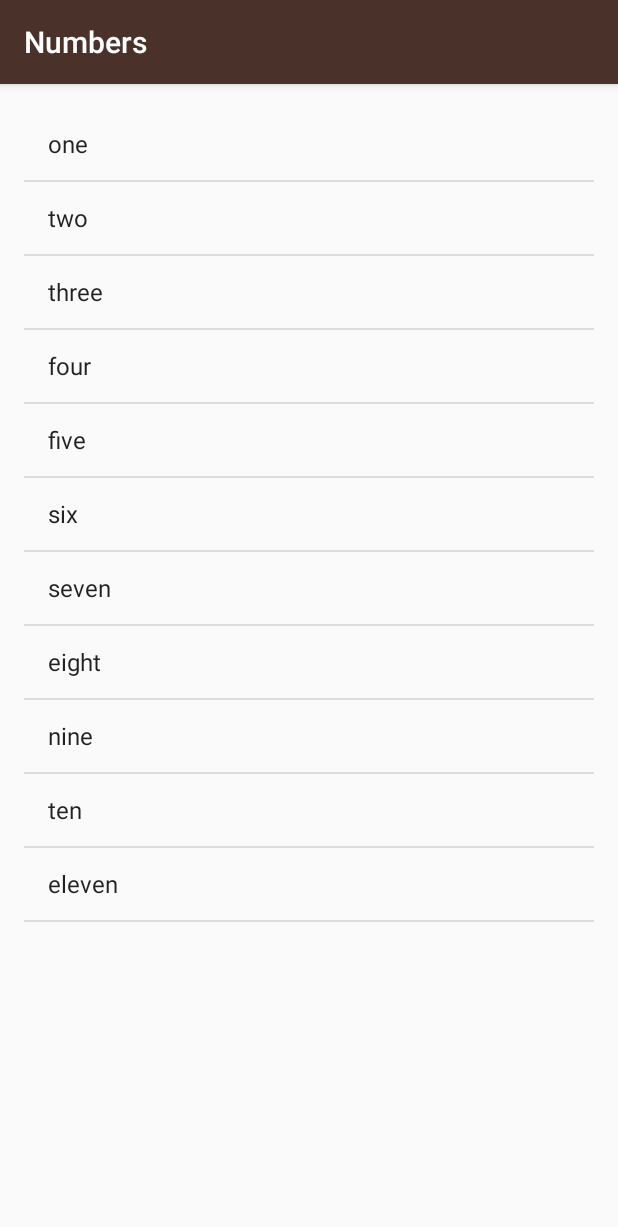
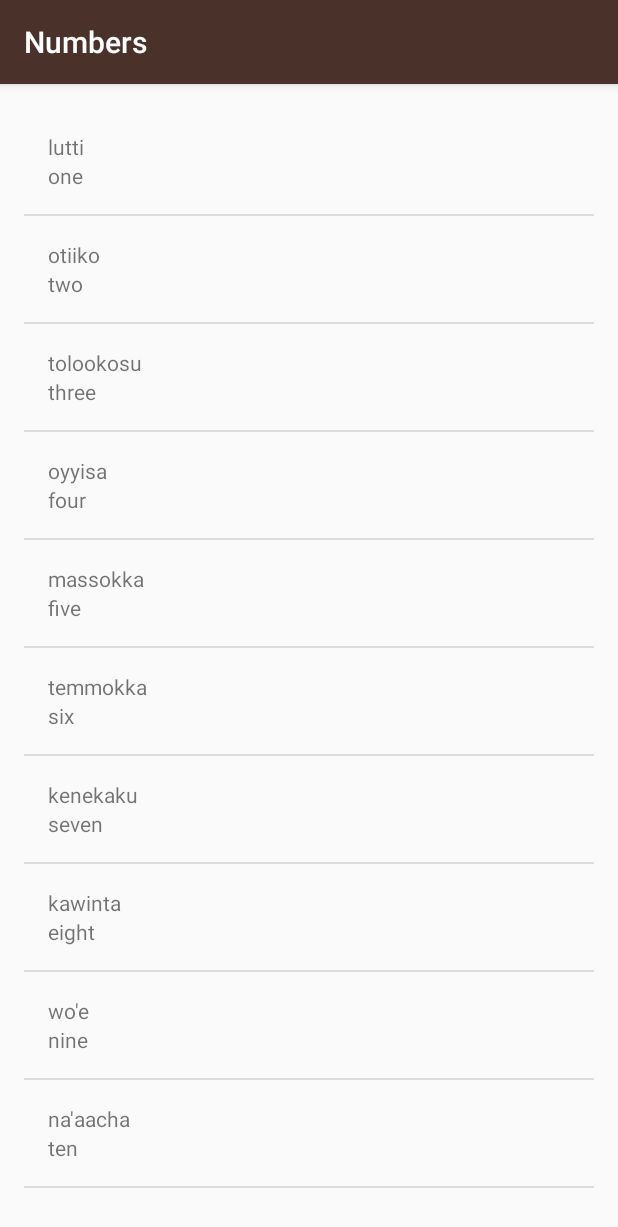
Before and after one commit to MechaEdgar/Miwok, an Android app: the NumbersActivity screen opened directly, with no data from a screen before it, on a phone screen of 412 x 824 dp. Shown: the top 1227 px of the screen. Run offline under Robolectric (Android 15) with nearby library versions, the phone set to English and light mode, and no system bars.

Commit message:
Make Custom Adapter.

```diff
--- a/ud839_Miwok-Starter-code/app/src/main/java/com/example/android/miwok/NumbersActivity.java
+++ b/ud839_Miwok-Starter-code/app/src/main/java/com/example/android/miwok/NumbersActivity.java
@@ -1,5 +1,6 @@
 package com.example.android.miwok;
 
+import android.app.Activity;
 import android.nfc.Tag;
 import android.support.v7.app.AppCompatActivity;
 import android.os.Bundle;
@@ -20,24 +21,26 @@
     private static final String TAG = "NumbersActivity";
 
 
+
+
     @Override
     protected void onCreate(Bundle savedInstanceState) {
         super.onCreate(savedInstanceState);
         setContentView(R.layout.activity_numbers);
 
         //Create and ArrayList of words
-        ArrayList<String> words = new ArrayList<String>();
-        words.add("one");
-        words.add("two");
-        words.add("three");
-        words.add("four");
-        words.add("five");
-        words.add("six");
-        words.add("seven");
-        words.add("eight");
-        words.add("nine");
-        words.add("ten");
-        words.add("eleven");
+        ArrayList<Word> words = new ArrayList<Word>();
+        //words.add("one");
+        words.add(new Word("one", "lutti"));
+        words.add(new Word("two", "otiiko"));
+        words.add(new Word("three", "tolookosu"));
+        words.add(new Word("four", "oyyisa"));
+        words.add(new Word("five", "massokka"));
+        words.add(new Word("six", "temmokka"));
+        words.add(new Word("seven", "kenekaku"));
+        words.add(new Word("eight", "kawinta"));
+        words.add(new Word("nine", "wo'e"));
+        words.add(new Word("ten", "na'aacha"));
 
 /*
         //Add TextViews to the screen for each number using a for loop.
@@ -53,11 +56,12 @@
 
         }*/
 
-        ArrayAdapter<String> itemsAdapter = new ArrayAdapter<String>(this, android.R.layout.simple_list_item_1, words);
+        WordAdapter adapter =
+                new WordAdapter(this, words);
 
         ListView listView = (ListView) findViewById(R.id.list);
 
-        listView.setAdapter(itemsAdapter);
+        listView.setAdapter(adapter);
 
     }
 }
--- /dev/null
+++ b/ud839_Miwok-Starter-code/app/src/main/java/com/example/android/miwok/Word.java
@@ -0,0 +1,39 @@
+package com.example.android.miwok;
+
+import java.util.ArrayList;
+
+/**
+ * Created by ed on 04/11/2016.
+ * {@link Word} represents a vocabulary word that the user wants to learn.
+ * It contains a default translation and a Miwok translation for that word.
+ */
+
+public class Word {
+
+    //** Default translation for the word
+    private String mDefaultTranslation;
+
+    //Miwok translation for the word
+    private  String mMiwokTranslation;
+
+    public Word(String defaultTranslation, String miwokTranslation){
+        mDefaultTranslation = defaultTranslation;
+        mMiwokTranslation = miwokTranslation;
+    }
+
+    /**
+     * Get the default translation of the word.
+     */
+    public String getDefaultTranslation() {
+        return mDefaultTranslation;
+    }
+
+    /**
+     * Get the miwok translation of the word.
+     */
+    public String getMiwokTranslation(){
+        return mMiwokTranslation;
+    }
+
+
+}
--- /dev/null
+++ b/ud839_Miwok-Starter-code/app/src/main/java/com/example/android/miwok/WordAdapter.java
@@ -0,0 +1,56 @@
+package com.example.android.miwok;
+
+import android.app.Activity;
+import android.support.annotation.NonNull;
+import android.view.LayoutInflater;
+import android.view.View;
+import android.view.ViewGroup;
+import android.widget.ArrayAdapter;
+import android.widget.ImageView;
+import android.widget.TextView;
+
+import java.util.ArrayList;
+
+/**
+ * Created by ed on 04/11/2016.
+ */
+
+public class WordAdapter extends ArrayAdapter<Word> {
+
+    public WordAdapter(Activity context, ArrayList<Word> words){
+        super( context, 0, words);
+
+    }
+
+    @NonNull
+    @Override
+    public View getView(int position, View convertView, ViewGroup parent) {
+        // Check if the existing view is being reused, otherwise inflate the view
+        View listItemView = convertView;
+        if(listItemView == null) {
+            listItemView = LayoutInflater.from(getContext()).inflate(
+                    R.layout.list_item, parent, false);
+        }
+
+        // Get the {@link AndroidFlavor} object located at this position in the list
+        Word currentWord = getItem(position);
+
+        // Find the TextView in the list_item.xml layout with the ID version_name
+        TextView miwokTextView = (TextView) listItemView.findViewById(R.id.miwok_text_view);
+        // Get the version name from the current AndroidFlavor object and
+        // set this text on the name TextView
+        miwokTextView.setText(currentWord.getMiwokTranslation());
+
+        // Find the TextView in the list_item.xml layout with the ID version_number
+        TextView defaultTextView = (TextView) listItemView.findViewById(R.id.default_text_view);
+        // Get the version number from the current AndroidFlavor object and
+        // set this text on the number TextView
+        defaultTextView.setText(currentWord.getDefaultTranslation());
+
+
+
+        // Return the whole list item layout (containing 2 TextViews and an ImageView)
+        // so that it can be shown in the ListView
+        return listItemView;
+    }
+}
--- /dev/null
+++ b/ud839_Miwok-Starter-code/app/src/main/res/layout/list_item.xml
@@ -0,0 +1,23 @@
+<?xml version="1.0" encoding="utf-8"?>
+<LinearLayout xmlns:android="http://schemas.android.com/apk/res/android"
+    xmlns:tools="http://schemas.android.com/tools"
+    android:orientation="vertical"
+    android:layout_width="match_parent"
+    android:layout_height="match_parent"
+    android:padding="16dp"
+    >
+
+    <TextView
+        android:id="@+id/miwok_text_view"
+        android:layout_width="match_parent"
+        android:layout_height="wrap_content"
+        tools:text="lutti"
+        />
+
+    <TextView
+        android:id="@+id/default_text_view"
+        android:layout_width="match_parent"
+        android:layout_height="wrap_content"
+        tools:text="one"
+        />
+</LinearLayout>
```
